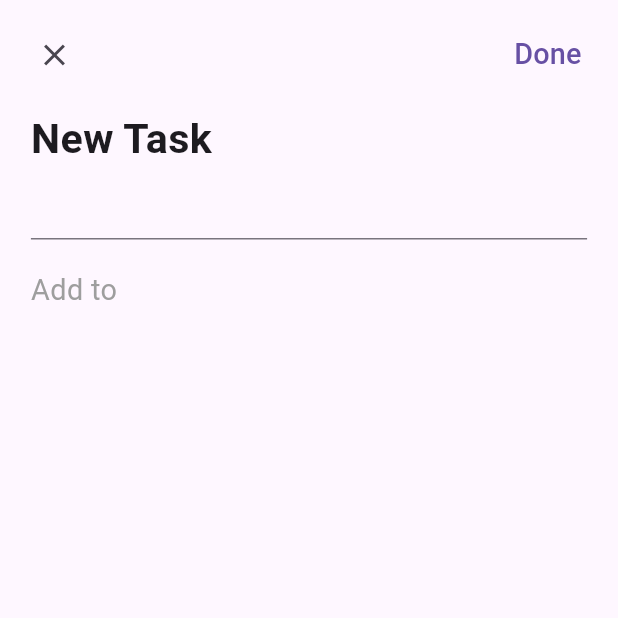
After one commit to Yash-Gupta001/task_app, a Flutter app: the AddDialog screen opened directly, on a phone screen of 412 x 824 dp, the top half of it. The commit adds this screen. Run offline on Flutter 3.47's test engine with Material 3 defaults, Android fonts, the phone set to English and light mode, and no system bars; our stand-ins replace dotted_border, equatable, flutter_easyloading, get, get_storage, step_progress_indicator; accounts and stored records are empty.

Commit message:
ui improved and show added task screen added

```diff
--- a/lib/app/modules/home/controller.dart
+++ b/lib/app/modules/home/controller.dart
@@ -14,6 +14,7 @@ class HomeController extends GetxController {
   final chipIndex = 0.obs;
   final deleting = false.obs;
   final tasks = <Task>[].obs;
+  final task = Rx<Task?>(null);
 
   @override
   void onInit() {
@@ -24,6 +25,10 @@ class HomeController extends GetxController {
 
   void changeDeleting(bool value) {
     deleting.value = value;
+  }
+
+  void changeTask(Task? select) {
+    task.value = select;
   }
 
   @override
@@ -48,4 +53,22 @@ class HomeController extends GetxController {
   void deleteTask(Task task) {
     tasks.remove(task);
   }
+
+  updateTask(Task task, String title) {
+    var todos = task.todos ?? [];
+    if (containeTodo(todos, title)) {
+      return false;
+    }
+    var todo = {'title': title, 'done': false};
+    todos.add(todo);
+    var newTask = task.copyWith(todos: todos);
+    int oldIdx = tasks.indexOf(task);
+    tasks[oldIdx] = newTask;
+    tasks.refresh();
+    return true;
+  }
+
+  bool containeTodo(List todos, String title) {
+    return todos.any((element) => element['title'] == title);
+  }
 }
--- /dev/null
+++ b/lib/app/modules/home/widgets/add_dialog.dart
@@ -0,0 +1,163 @@
+import 'package:flutter/material.dart';
+import 'package:flutter_easyloading/flutter_easyloading.dart';
+import 'package:get/get.dart';
+import 'package:task_app/app/core/utils/extensions.dart';
+import 'package:task_app/app/modules/home/controller.dart';
+
+class AddDialog extends StatefulWidget {
+  final homeCtrl = Get.find<HomeController>();
+  AddDialog({Key? key}) : super(key: key);
+
+  @override
+  State<AddDialog> createState() => _AddDialogState();
+}
+
+class _AddDialogState extends State<AddDialog> {
+  @override
+  Widget build(BuildContext context) {
+    return SafeArea(
+      child: Scaffold(
+        body: Form(
+          key: widget.homeCtrl.formKey,
+          child: ListView(
+            children: [
+              Padding(
+                padding: EdgeInsets.all(3.0.wp),
+                child: Row(
+                  mainAxisAlignment: MainAxisAlignment.spaceBetween,
+                  children: [
+                    IconButton(
+                      onPressed: () {
+                        Get.back();
+                        widget.homeCtrl.editCtrl.clear();
+                        widget.homeCtrl.changeTask(null);
+                      },
+                      icon: Icon(Icons.close),
+                    ),
+                    TextButton(
+                      style: ButtonStyle(
+                        overlayColor: WidgetStateProperty.all(Colors.transparent),
+                      ),
+                      onPressed: _onDonePressed,
+                      child: Text(
+                        "Done",
+                        style: TextStyle(
+                          fontSize: 14.0.sp,
+                        ),
+                      ),
+                    ),
+                  ],
+                ),
+              ),
+              Padding(
+                padding: EdgeInsets.symmetric(horizontal: 5.0.wp),
+                child: Text(
+                  'New Task',
+                  style: TextStyle(
+                    fontSize: 20.0.sp,
+                    fontWeight: FontWeight.bold,
+                  ),
+                ),
+              ),
+              Padding(
+                padding: EdgeInsets.symmetric(horizontal: 5.0.wp),
+                child: TextFormField(
+                  controller: widget.homeCtrl.editCtrl,
+                  decoration: InputDecoration(
+                    focusedBorder: UnderlineInputBorder(
+                      borderSide: BorderSide(
+                        color: Colors.grey[400]!,
+                      ),
+                    ),
+                  ),
+                  autofocus: false,
+                  validator: (value) {
+                    if (value == null || value.trim().isEmpty) {
+                      return 'Please enter your To Do...';
+                    }
+                    return null;
+                  },
+                ),
+              ),
+              Padding(
+                padding: EdgeInsets.only(
+                  top: 5.0.wp,
+                  left: 5.0.wp,
+                  right: 5.0.wp,
+                  bottom: 2.0.wp,
+                ),
+                child: Text(
+                  'Add to',
+                  style: TextStyle(
+                    fontSize: 14.0.sp,
+                    color: Colors.grey,
+                  ),
+                ),
+              ),
+              ...widget.homeCtrl.tasks.map((element) => Obx(
+                    () => InkWell(
+                      onTap: () => widget.homeCtrl.changeTask(element),
+                      child: Padding(
+                        padding: EdgeInsets.symmetric(
+                            vertical: 3.0.wp, horizontal: 5.0.wp),
+                        child: Row(
+                          mainAxisAlignment: MainAxisAlignment.spaceBetween,
+                          children: [
+                            Row(
+                              children: [
+                                Icon(
+                                  IconData(
+                                    element.icon,
+                                    fontFamily: 'MaterialIcons',
+                                  ),
+                                  color: HexColor.fromHex(element.color),
+                                ),
+                                SizedBox(width: 3.0.wp),
+                                Text(
+                                  element.title,
+                                  style: TextStyle(
+                                    fontSize: 12.0.sp,
+                                    fontWeight: FontWeight.bold,
+                                  ),
+                                ),
+                              ],
+                            ),
+                            if (widget.homeCtrl.task.value == element)
+                              const Icon(
+                                Icons.check,
+                                color: Colors.blue,
+                              ),
+                          ],
+                        ),
+                      ),
+                    ),
+                  )).toList(),
+            ],
+          ),
+        ),
+      ),
+    );
+  }
+
+  void _onDonePressed() {
+    if (widget.homeCtrl.formKey.currentState!.validate()) {
+      if (widget.homeCtrl.task.value == null) {
+        EasyLoading.showError('Please select a task type');
+      } else {
+        var success = widget.homeCtrl.updateTask(
+          widget.homeCtrl.task.value!,
+          widget.homeCtrl.editCtrl.text,
+        );
+        if (success) {
+          EasyLoading.showSuccess(
+              '${widget.homeCtrl.task.value!.title} item added successfully');
+          Get.back();
+          widget.homeCtrl.changeTask(null);
+        } else {
+          EasyLoading.showError('To Do item already exists');
+        }
+        widget.homeCtrl.editCtrl.clear();
+      }
+    }
+  }
+}
```
Also changed, not shown: lib/app/modules/detail/view.dart (added, +54 -0 lines), lib/app/modules/home/view.dart (+67 -15 lines), lib/app/modules/home/widgets/task_card.dart (+8 -1 lines), lib/app/modules/home/widgets/add_card.dart (renamed from lib/app/widgets/add_card.dart).
